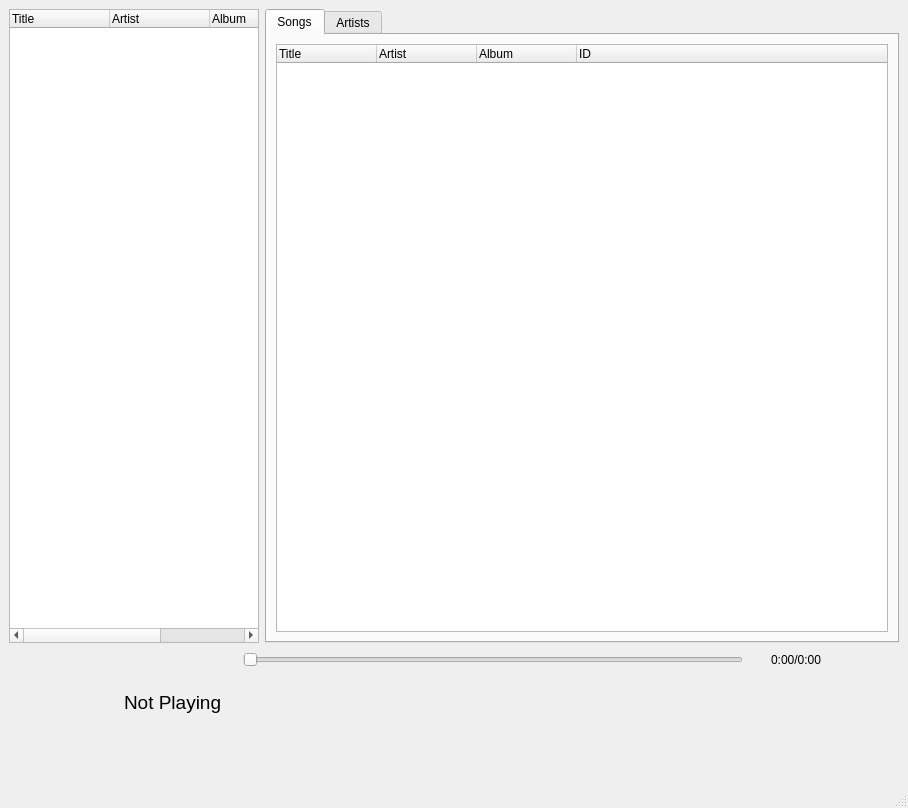
Old version of the form forms/main.ui in the repository ToppleKek/fap.
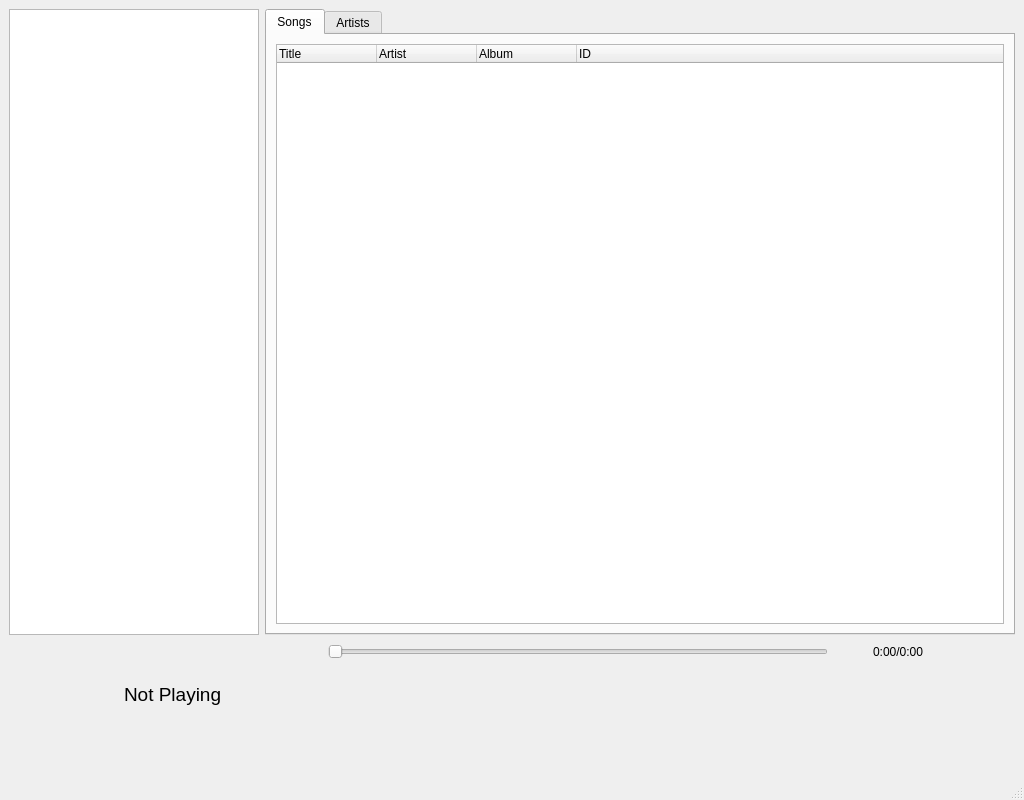
New version of the form. Icons and pictures are not drawn.

What changed in the file:
```diff
--- a/forms/main.ui
+++ b/forms/main.ui
@@ -6,10 +6,16 @@
    <rect>
     <x>0</x>
     <y>0</y>
-    <width>908</width>
-    <height>808</height>
+    <width>1024</width>
+    <height>800</height>
    </rect>
   </property>
+  <property name="sizePolicy">
+   <sizepolicy hsizetype="Expanding" vsizetype="Preferred">
+    <horstretch>0</horstretch>
+    <verstretch>0</verstretch>
+   </sizepolicy>
+  </property>
   <property name="windowTitle">
    <string>Fantastic Audio Player</string>
   </property>
@@ -18,7 +24,7 @@
     <item>
      <layout class="QHBoxLayout" name="horizontalLayout">
       <item>
-       <widget class="QTreeWidget" name="queueTree">
+       <widget class="QListWidget" name="queueList">
         <property name="maximumSize">
          <size>
           <width>250</width>
@@ -34,35 +40,6 @@
         <property name="showDropIndicator" stdset="0">
          <bool>false</bool>
         </property>
-        <property name="itemsExpandable">
-         <bool>false</bool>
-        </property>
-        <property name="expandsOnDoubleClick">
-         <bool>false</bool>
-        </property>
-        <property name="columnCount">
-         <number>4</number>
-        </property>
-        <column>
-         <property name="text">
-          <string>Title</string>
-         </property>
-        </column>
-        <column>
-         <property name="text">
-          <string>Artist</string>
-         </property>
-        </column>
-        <column>
-         <property name="text">
-          <string>Album</string>
-         </property>
-        </column>
-        <column>
-         <property name="text">
-          <string>ID</string>
-         </property>
-        </column>
        </widget>
       </item>
       <item>
@@ -80,6 +57,18 @@
          <layout class="QVBoxLayout" name="verticalLayout_3">
           <item>
            <widget class="QTreeWidget" name="songTree">
+            <property name="sizePolicy">
+             <sizepolicy hsizetype="Preferred" vsizetype="Expanding">
+              <horstretch>0</horstretch>
+              <verstretch>0</verstretch>
+             </sizepolicy>
+            </property>
+            <property name="minimumSize">
+             <size>
+              <width>0</width>
+              <height>0</height>
+             </size>
+            </property>
             <property name="editTriggers">
              <set>QAbstractItemView::NoEditTriggers</set>
             </property>
```
Left out of the diff: 4 changed lines with no effect on the pictures.
